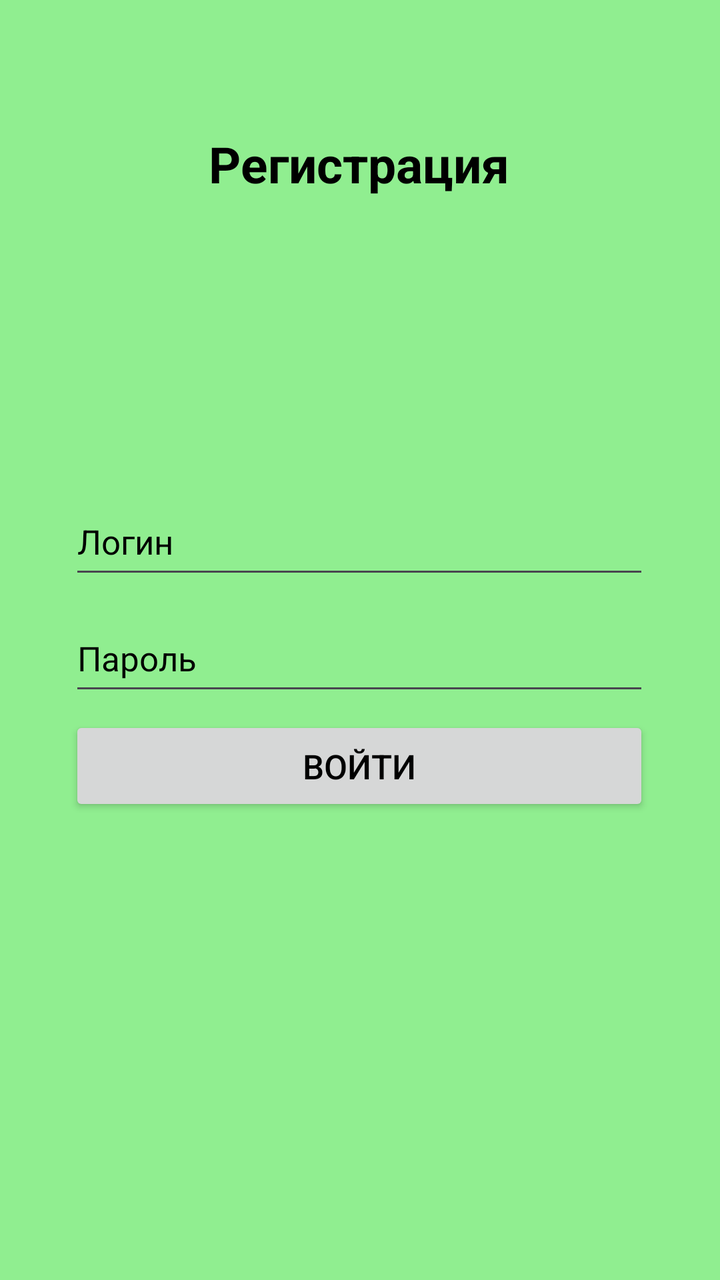
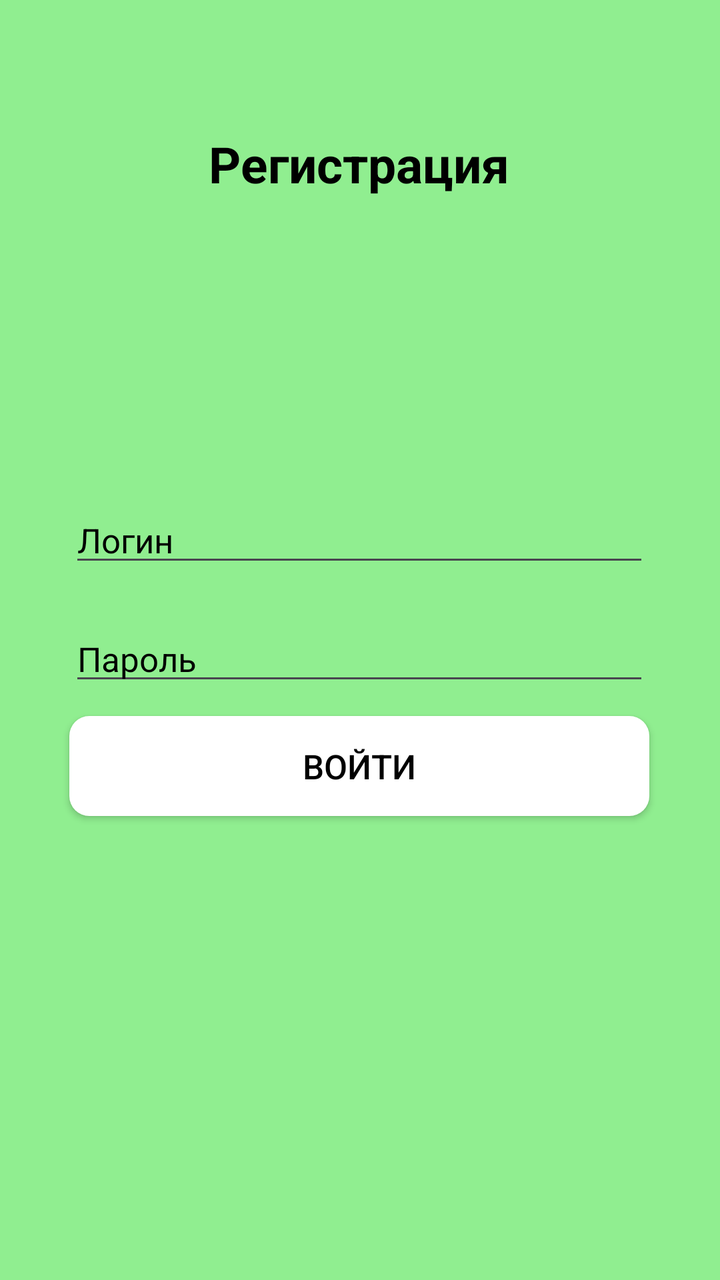

Compare the two renders of this Android layout. The source of the first and the diff that turns it into the second are given below.
<!-- AndroidManifest.xml: application theme Theme.Pr18_KachalinSemen_v6 -->
<!-- res/layout/activity_main.xml -->
<?xml version="1.0" encoding="utf-8"?>
<androidx.constraintlayout.widget.ConstraintLayout xmlns:android="http://schemas.android.com/apk/res/android"
    xmlns:app="http://schemas.android.com/apk/res-auto"
    xmlns:tools="http://schemas.android.com/tools"
    android:layout_width="match_parent"
    android:layout_height="match_parent"
    tools:context=".MainActivity"
    android:background="@color/whitegren">

    <TextView
        android:layout_width="wrap_content"
        android:layout_height="wrap_content"
        android:text="@string/reg"
        android:textColor="@color/black"
        android:textSize="25sp"
        android:textStyle="bold"
        app:layout_constraintBottom_toBottomOf="parent"
        app:layout_constraintEnd_toEndOf="parent"
        app:layout_constraintHorizontal_bias="0.498"
        app:layout_constraintStart_toStartOf="parent"
        app:layout_constraintTop_toTopOf="parent"
        app:layout_constraintVertical_bias="0.107" />

    <EditText
        android:id = "@+id/EditLogin"
        android:layout_width="wrap_content"
        android:layout_height="wrap_content"
        android:width="290dp"
        android:height="50dp"
        android:hint="@string/login"
        android:textColor="@color/black"
        android:textSize="17sp"
        android:textColorHint="@color/black"
        app:layout_constraintBottom_toBottomOf="parent"
        app:layout_constraintEnd_toEndOf="parent"
        app:layout_constraintHorizontal_bias="0.495"
        app:layout_constraintStart_toStartOf="parent"
        app:layout_constraintTop_toTopOf="parent"
        app:layout_constraintVertical_bias="0.414" />

    <EditText
        android:id = "@+id/EditPassword"
        android:layout_width="wrap_content"
        android:layout_height="wrap_content"
        android:width="290dp"
        android:height="50dp"
        android:hint="@string/password"
        android:textColor="@color/black"
        android:textSize="17sp"
        android:textColorHint="@color/black"
        app:layout_constraintBottom_toBottomOf="parent"
        app:layout_constraintEnd_toEndOf="parent"
        app:layout_constraintHorizontal_bias="0.495"
        app:layout_constraintStart_toStartOf="parent"
        app:layout_constraintTop_toTopOf="parent"
        app:layout_constraintVertical_bias="0.513" />

    <androidx.appcompat.widget.AppCompatButton
        android:id="@+id/ButtonLogin"
        android:layout_width="wrap_content"
        android:layout_height="wrap_content"
        android:width="290dp"
        android:height="50dp"
        android:text="@string/voity"
        android:textColor="@color/black"
        android:textSize="17sp"
        app:layout_constraintBottom_toBottomOf="parent"
        app:layout_constraintEnd_toEndOf="parent"
        app:layout_constraintHorizontal_bias="0.495"
        app:layout_constraintStart_toStartOf="parent"
        app:layout_constraintTop_toTopOf="parent"
        app:layout_constraintVertical_bias="0.607" />

</androidx.constraintlayout.widget.ConstraintLayout>
<!-- resources referenced by this layout -->
<resources>
  <color name="black">#FF000000</color>
  <color name="whitegren">#90EE90</color>
  <string name="login">Логин</string>
  <string name="password">Пароль</string>
  <string name="reg">Регистрация</string>
  <string name="voity">Войти</string>
  <style name="Theme.Pr18_KachalinSemen_v6" parent="Base.Theme.Pr18_KachalinSemen_v6" />
  <style name="Base.Theme.Pr18_KachalinSemen_v6" parent="Theme.Material3.DayNight.NoActionBar">
          
          
      </style>
</resources>

<!-- the commit's change to res/layout/activity_main.xml (unified diff, before → after) -->
@@ -34,6 +34,7 @@
         app:layout_constraintBottom_toBottomOf="parent"
         app:layout_constraintEnd_toEndOf="parent"
         app:layout_constraintHorizontal_bias="0.495"
+        android:singleLine="true"
         app:layout_constraintStart_toStartOf="parent"
         app:layout_constraintTop_toTopOf="parent"
         app:layout_constraintVertical_bias="0.414" />
@@ -53,10 +54,13 @@
         app:layout_constraintHorizontal_bias="0.495"
         app:layout_constraintStart_toStartOf="parent"
         app:layout_constraintTop_toTopOf="parent"
+        android:singleLine="true"
+        android:inputType="textPassword"
         app:layout_constraintVertical_bias="0.513" />
 
     <androidx.appcompat.widget.AppCompatButton
         android:id="@+id/ButtonLogin"
+        android:background="@drawable/buttons"
         android:layout_width="wrap_content"
         android:layout_height="wrap_content"
         android:width="290dp"
<!-- resource entries referenced after the edit -->
@@ -2,11 +2,18 @@
 <resources>
   <color name="black">#FF000000</color>
   <color name="whitegren">#90EE90</color>
+  <!-- drawable buttons (drawable) -->
+  <?xml version="1.0" encoding="utf-8"?>
+  <shape   xmlns:android="http://schemas.android.com/apk/res/android">
+      <solid android:color="@color/white"></solid>
+      <corners android:radius="10dp"></corners>
+  </shape>
   <string name="login">Логин</string>
   <string name="password">Пароль</string>
   <string name="reg">Регистрация</string>
   <string name="voity">Войти</string>
   <style name="Theme.Pr18_KachalinSemen_v6" parent="Base.Theme.Pr18_KachalinSemen_v6" />
+  <color name="white">#FFFFFFFF</color>
   <style name="Base.Theme.Pr18_KachalinSemen_v6" parent="Theme.Material3.DayNight.NoActionBar">
           
           
